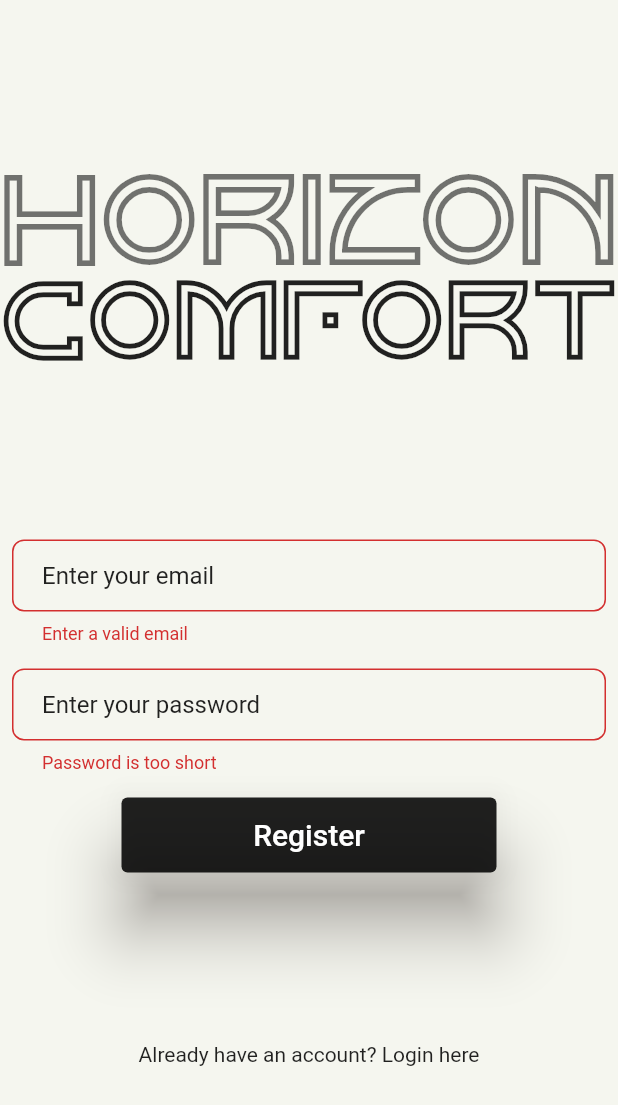
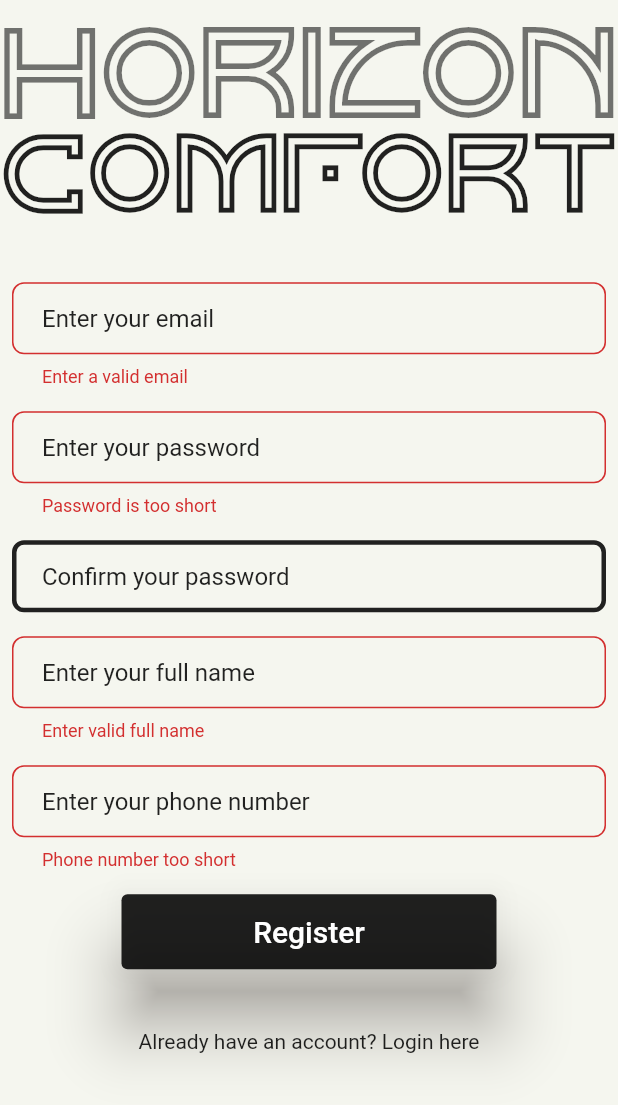
Before and after one commit to warpfirez/HorizonComfort, a Flutter app: the RegisterScreen screen opened directly, after a tap on "Register", on a phone screen of 412 x 824 dp. Shown: the top 1105 px of the screen. Run offline on Flutter 3.47's test engine with Material 2 defaults, Android fonts, the light colour scheme and no system bars; our stand-ins replace bloc, cloud_firestore, curved_navigation_bar, equatable, firebase_auth, firebase_core and 2 more; accounts and stored records are empty.

Commit message:
Register screen update, user model changes featuring new fields

```diff
--- a/lib/cubits/login/login_cubit.dart
+++ b/lib/cubits/login/login_cubit.dart
@@ -9,13 +9,10 @@ part 'login_state.dart';
 
 class LoginCubit extends Cubit<LoginState> {
   final AuthRepository _authRepository;
-  final DatabaseRepository _databaseRepository;
 
-  LoginCubit(
-      {required AuthRepository authRepository,
-      required DatabaseRepository databaseRepository})
-      : _authRepository = authRepository,
-        _databaseRepository = databaseRepository,
+  LoginCubit({
+    required AuthRepository authRepository,
+  })  : _authRepository = authRepository,
         super(LoginState.initial());
 
   void emailChanged(String value) {
@@ -34,12 +31,6 @@ class LoginCubit extends Cubit<LoginState> {
       await _authRepository.signIn(
           email: state.email, password: state.password);
 
-      await _databaseRepository.addUser(
-        email: state.email,
-        // favouritesIds: [],
-        // cartIds: [],
-      );
-
       emit(state.copyWith(newStatus: LoginStatus.success));
     } catch (e) {
       print(e);
--- a/lib/cubits/register/register_state.dart
+++ b/lib/cubits/register/register_state.dart
@@ -6,11 +6,17 @@ enum RegisterStatus { initial, submitting, success, error }
 class RegisterState {
   final String email;
   final String password;
+  final String passwordConfirm;
+  final String fullName;
+  final String phone;
   final RegisterStatus status;
 
   const RegisterState({
     required this.email,
     required this.password,
+    required this.passwordConfirm,
+    required this.fullName,
+    required this.phone,
     required this.status,
   });
 
@@ -19,6 +25,9 @@ class RegisterState {
     return const RegisterState(
       email: '',
       password: '',
+      passwordConfirm: '',
+      fullName: '',
+      phone: '',
       status: RegisterStatus.initial,
     );
   }
@@ -27,6 +36,9 @@ class RegisterState {
   RegisterState copyWith({
     String? newEmail,
     String? newPassword,
+    String? newPasswordConfirm,
+    String? newFullName,
+    String? newPhone,
     RegisterStatus? newStatus,
   }) {
     /// when this method gets called it returns a new RegisterState with
@@ -37,6 +49,9 @@ class RegisterState {
       // if newEmail isn't null email is set to newEmail
       email: newEmail ?? email,
       password: newPassword ?? password,
+      passwordConfirm: newPasswordConfirm ?? passwordConfirm,
+      fullName: newFullName ?? fullName,
+      phone: newPhone ?? phone,
       status: newStatus ?? status,
     );
   }
--- a/lib/data/models/user_model.dart
+++ b/lib/data/models/user_model.dart
@@ -4,12 +4,16 @@ import 'package:equatable/equatable.dart';
 class UserModel extends Equatable {
   final String? id;
   final String? email;
+  final String? fullName;
+  final String? phoneNumber;
   final List<dynamic> favouritesIds;
   final List<dynamic> cartIds;
 
   const UserModel({
     required this.id,
     required this.email,
+    required this.fullName,
+    required this.phoneNumber,
     required this.favouritesIds,
     required this.cartIds,
   });
@@ -18,6 +22,8 @@ class UserModel extends Equatable {
     UserModel user = UserModel(
       id: snap.id,
       email: snap['email'],
+      fullName: snap['fullName'],
+      phoneNumber: snap['phoneNumber'],
       favouritesIds: snap['favouritesIds'],
       cartIds: snap['cartIds'],
     );
@@ -25,5 +31,6 @@ class UserModel extends Equatable {
   }
 
   @override
-  List<Object?> get props => [id, email, favouritesIds];
+  List<Object?> get props =>
+      [id, email, fullName, phoneNumber, favouritesIds, cartIds];
 }
--- a/lib/main.dart
+++ b/lib/main.dart
@@ -44,11 +44,11 @@ class MyApp extends StatelessWidget {
           BlocProvider(
               create: (context) => RegisterCubit(
                     authRepository: context.read<AuthRepository>(),
+                    databaseRepository: context.read<DatabaseRepository>(),
                   )),
           BlocProvider(
               create: (context) => LoginCubit(
                     authRepository: context.read<AuthRepository>(),
-                    databaseRepository: context.read<DatabaseRepository>(),
                   )),
           BlocProvider(
               create: (context) => MenuCubit(
--- a/lib/screens/cart_screen.dart
+++ b/lib/screens/cart_screen.dart
@@ -2,6 +2,7 @@ import 'package:flutter/material.dart';
 import 'package:flutter_bloc/flutter_bloc.dart';
 import 'package:horizon_comfort/utilities/constants.dart';
 
+import '../blocs/auth/auth_bloc.dart';
 import '../cubits/menu/menu_cubit.dart';
 import '../data/models/shoe_model.dart';
 import '../data/models/user_model.dart';
--- a/lib/screens/login_screen.dart
+++ b/lib/screens/login_screen.dart
@@ -93,8 +93,7 @@ class LoginScreen extends StatelessWidget {
                       CustomElevatedButton(
                         onPressed: () async {
                           context.read<LoginCubit>().loginWithCredentials();
-                          RepositoryProvider.of<DatabaseRepository>(context)
-                              .addUser(email: state.email);
+
                           print(
                               BlocProvider.of<AuthBloc>(context).state.status);
                         },
--- a/lib/screens/register_screen.dart
+++ b/lib/screens/register_screen.dart
@@ -1,5 +1,6 @@
 import 'package:flutter/material.dart';
 import 'package:flutter_bloc/flutter_bloc.dart';
+import 'package:horizon_comfort/data/auth_repository.dart';
 import 'package:horizon_comfort/screens/menu_screen.dart';
 import 'package:horizon_comfort/screens/login_screen.dart';
 
@@ -33,10 +34,14 @@ class RegisterScreen extends StatelessWidget {
             child: Container(
               color: const Color(0xFFF5F6EF),
               child: SafeArea(
+                child: SingleChildScrollView(
+                  physics: const BouncingScrollPhysics(),
                   child: Column(
                     mainAxisAlignment: MainAxisAlignment.spaceEvenly,
                     children: [
-                    Column(
+                      Padding(
+                        padding: const EdgeInsets.only(top: 15),
+                        child: Column(
                           mainAxisAlignment: MainAxisAlignment.start,
                           children: const [
                             SizedBox(
@@ -61,6 +66,10 @@ class RegisterScreen extends StatelessWidget {
                             ),
                           ],
                         ),
+                      ),
+                      const SizedBox(
+                        height: 40,
+                      ),
                       Column(
                         children: [
                           Padding(
@@ -69,7 +78,9 @@ class RegisterScreen extends StatelessWidget {
                             child: TextFormField(
                               decoration: kTextFieldDecoration,
                               onChanged: (value) {
-                              context.read<RegisterCubit>().emailChanged(value);
+                                context
+                                    .read<RegisterCubit>()
+                                    .emailChanged(value);
                                 print(state.email);
                               },
                               validator: (value) {
@@ -106,6 +117,76 @@ class RegisterScreen extends StatelessWidget {
                               },
                             ),
                           ),
+                          Padding(
+                            padding: const EdgeInsets.only(
+                                bottom: 16.0, left: 8.0, right: 8.0),
+                            child: TextFormField(
+                              obscureText: true,
+                              decoration: kTextFieldDecoration.copyWith(
+                                hintText: "Confirm your password",
+                              ),
+                              onChanged: (value) {
+                                context
+                                    .read<RegisterCubit>()
+                                    .passwordConfirmChanged(value);
+                                print(state.passwordConfirm);
+                              },
+                              validator: (value) {
+                                if (state.passwordConfirm != state.password) {
+                                  return "Passwords don't match";
+                                } else {
+                                  return null;
+                                }
+                              },
+                            ),
+                          ),
+                          Padding(
+                            padding: const EdgeInsets.only(
+                                bottom: 16.0, left: 8.0, right: 8.0),
+                            child: TextFormField(
+                              obscureText: false,
+                              decoration: kTextFieldDecoration.copyWith(
+                                hintText: "Enter your full name",
+                              ),
+                              onChanged: (value) {
+                                context
+                                    .read<RegisterCubit>()
+                                    .fullNameChanged(value);
+                                print(state.fullName);
+                              },
+                              validator: (value) {
+                                if (state.fullName.length < 2 ||
+                                    state.fullName.isEmpty) {
+                                  return 'Enter valid full name';
+                                } else {
+                                  return null;
+                                }
+                              },
+                            ),
+                          ),
+                          Padding(
+                            padding: const EdgeInsets.only(
+                                bottom: 16.0, left: 8.0, right: 8.0),
+                            child: TextFormField(
+                              obscureText: false,
+                              decoration: kTextFieldDecoration.copyWith(
+                                hintText: "Enter your phone number",
+                              ),
+                              onChanged: (value) {
+                                context
+                                    .read<RegisterCubit>()
+                                    .phoneChanged(value);
+                                print(state.phone);
+                              },
+                              validator: (value) {
+                                if (state.phone.length < 9) {
+                                  return 'Phone number too short';
+                                } else {
+                                  return null;
+                                }
+                              },
+                            ),
+                          ),
                           CustomElevatedButton(
                             onPressed: () async {
                               final isValidForm =
@@ -124,8 +205,11 @@ class RegisterScreen extends StatelessWidget {
                           )
                         ],
                       ),
-                    GestureDetector(
-                      child: const Text("Already have an account? Login here"),
+                      Padding(
+                        padding: const EdgeInsets.only(top: 40, bottom: 15),
+                        child: GestureDetector(
+                          child:
+                              const Text("Already have an account? Login here"),
                           onTap: () {
                             // Navigator.pushNamed(context, LoginScreen.routeName);
                             Navigator.of(context).pushNamedAndRemoveUntil(
@@ -134,7 +218,9 @@ class RegisterScreen extends StatelessWidget {
                             );
                           },
                         ),
+                      ),
                     ],
+                  ),
                 ),
               ),
             ),
```
Also changed, not shown: lib/cubits/register/register_cubit.dart (+29 -0 lines), lib/data/database_repository.dart (+10 -6 lines), lib/screens/settings_screen.dart (+30 -5 lines). Lines whose indentation alone changed are shown as unchanged.
